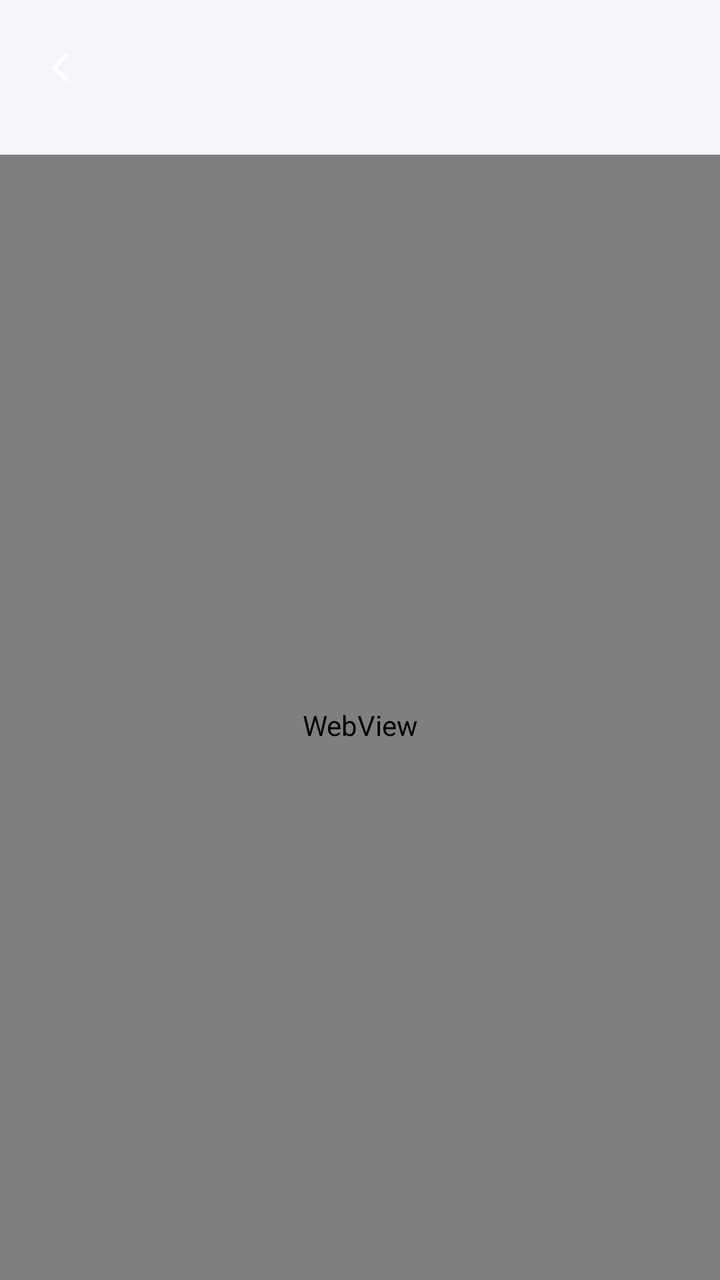
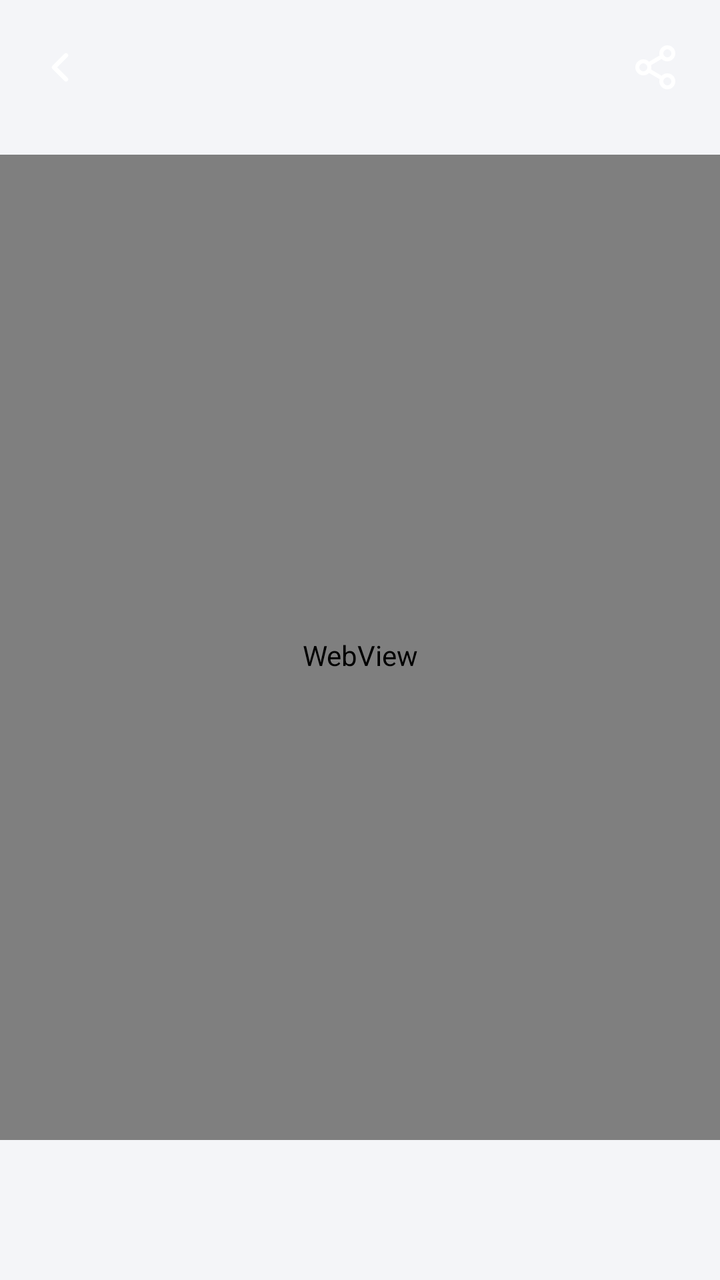

Two renders of the same Android screen: before a commit and after it. Below are the layout's source before the change and the commit's diff.
<!-- AndroidManifest.xml: application theme Theme.Formulix -->
<!-- res/layout/activity_tema.xml -->
<?xml version="1.0" encoding="utf-8"?>
<LinearLayout xmlns:android="http://schemas.android.com/apk/res/android"
    xmlns:tools="http://schemas.android.com/tools"
    android:id="@+id/koren"
    android:layout_width="match_parent"
    android:layout_height="match_parent"
    android:background="@color/pozadina"
    android:orientation="vertical"
    tools:context=".TemaActivity">

    <include layout="@layout/zaglavlje" />

    
    <WebView
        android:id="@+id/web"
        android:layout_width="match_parent"
        android:layout_height="0dp"
        android:layout_weight="1"
        android:paddingTop="8dp" />

    
    <FrameLayout
        android:id="@+id/reklamaKontejner"
        android:layout_width="match_parent"
        android:layout_height="wrap_content" />
</LinearLayout>
<!-- res/layout/zaglavlje.xml (included above) -->
<?xml version="1.0" encoding="utf-8"?>
<LinearLayout xmlns:android="http://schemas.android.com/apk/res/android"
    android:id="@+id/zaglavlje"
    android:layout_width="match_parent"
    android:layout_height="wrap_content"
    android:gravity="center_vertical"
    android:orientation="horizontal"
    android:paddingStart="6dp"
    android:paddingTop="8dp"
    android:paddingEnd="20dp"
    android:paddingBottom="18dp">

    <ImageButton
        android:id="@+id/nazad"
        android:layout_width="48dp"
        android:layout_height="48dp"
        android:background="?attr/selectableItemBackgroundBorderless"
        android:contentDescription="@string/nazad"
        android:src="@drawable/ic_nazad" />

    <LinearLayout
        android:layout_width="0dp"
        android:layout_height="wrap_content"
        android:layout_marginStart="4dp"
        android:layout_weight="1"
        android:orientation="vertical">

        <TextView
            android:id="@+id/naslov"
            android:layout_width="match_parent"
            android:layout_height="wrap_content"
            android:fontFamily="sans-serif-black"
            android:maxLines="2"
            android:ellipsize="end"
            android:textColor="#FFFFFF"
            android:textSize="24sp" />

        <TextView
            android:id="@+id/podnaslov"
            android:layout_width="match_parent"
            android:layout_height="wrap_content"
            android:alpha="0.92"
            android:maxLines="2"
            android:ellipsize="end"
            android:textColor="#FFFFFF"
            android:textSize="14sp" />
    </LinearLayout>
</LinearLayout>
<!-- resources referenced by this layout -->
<resources>
  <color name="pozadina">#F4F5F8</color>
  <!-- drawable ic_nazad (drawable) -->
  <vector xmlns:android="http://schemas.android.com/apk/res/android"
      android:width="24dp" android:height="24dp"
      android:autoMirrored="true"
      android:viewportWidth="24" android:viewportHeight="24">
      <path android:fillColor="#00000000" android:strokeColor="#FFFFFF"
          android:strokeWidth="2.2" android:strokeLineCap="round" android:strokeLineJoin="round"
          android:pathData="M15,18 L9,12 L15,6"/>
  </vector>
  <string name="nazad">Back</string>
  <style name="Theme.Formulix" parent="Base.Theme.Formulix" />
  <style name="Base.Theme.Formulix" parent="Theme.Material3.DayNight.NoActionBar">
          <item name="colorPrimary">@color/aritmetika</item>
          <item name="colorOnPrimary">#FFFFFF</item>
          <item name="android:colorBackground">@color/pozadina</item>
          <item name="android:windowBackground">@color/pozadina</item>
          <item name="android:textColorPrimary">@color/tekst</item>
          <item name="android:textColorSecondary">@color/tekst_sekundarni</item>
          <item name="android:windowLightStatusBar">true</item>
          <item name="android:windowLightNavigationBar" tools:targetApi="27">true</item>
      </style>
  <color name="aritmetika">#2E5BBA</color>
  <color name="tekst">#16181D</color>
  <color name="tekst_sekundarni">#555B66</color>
</resources>

<!-- the commit's change to res/layout/activity_tema.xml (unified diff, before → after) -->
@@ -22,7 +22,7 @@
     <FrameLayout
         android:id="@+id/reklamaKontejner"
         android:layout_width="match_parent"
-        android:layout_height="wrap_content" />
+        android:layout_height="70dp" />
 </LinearLayout>
 <!-- res/layout/zaglavlje.xml (included above) -->
 <?xml version="1.0" encoding="utf-8"?>
@@ -72,4 +72,13 @@
             android:textColor="#FFFFFF"
             android:textSize="14sp" />
     </LinearLayout>
+
+    <ImageButton
+        android:id="@+id/dugmePodeli"
+        android:layout_width="44dp"
+        android:layout_height="44dp"
+        android:layout_marginEnd="-10dp"
+        android:background="?attr/selectableItemBackgroundBorderless"
+        android:contentDescription="@string/podeli"
+        android:src="@drawable/ic_podeli" />
 </LinearLayout>
<!-- resource entries referenced after the edit -->
@@ -10,7 +10,18 @@
           android:strokeWidth="2.2" android:strokeLineCap="round" android:strokeLineJoin="round"
           android:pathData="M15,18 L9,12 L15,6"/>
   </vector>
+  <!-- drawable ic_podeli (drawable) -->
+  <?xml version="1.0" encoding="utf-8"?>
+  <vector xmlns:android="http://schemas.android.com/apk/res/android"
+      android:width="24dp"
+      android:height="24dp"
+      android:viewportWidth="24"
+      android:viewportHeight="24">
+      <path android:strokeColor="#FFFFFFFF" android:strokeWidth="2" android:strokeLineCap="round" android:strokeLineJoin="round"
+          android:pathData="M18,5m-3,0a3,3 0,1 0,6 0a3,3 0,1 0,-6 0 M6,12m-3,0a3,3 0,1 0,6 0a3,3 0,1 0,-6 0 M18,19m-3,0a3,3 0,1 0,6 0a3,3 0,1 0,-6 0 M8.6,13.5l6.8,4 M15.4,6.5l-6.8,4" />
+  </vector>
   <string name="nazad">Back</string>
+  <string name="podeli">Share the app</string>
   <style name="Theme.Formulix" parent="Base.Theme.Formulix" />
   <style name="Base.Theme.Formulix" parent="Theme.Material3.DayNight.NoActionBar">
           <item name="colorPrimary">@color/aritmetika</item>
